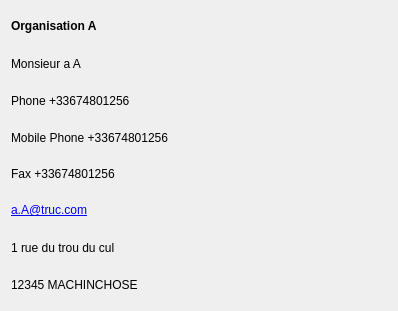
First picture: the form in src/widgets/customerdatawidget.ui, repository FACT-Team/FactDev, before the edit.
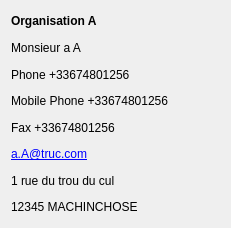
Second picture: the form after the edit. Icons and pictures are not drawn.

The edit to the form file:
```diff
--- a/src/widgets/customerdatawidget.ui
+++ b/src/widgets/customerdatawidget.ui
@@ -6,8 +6,8 @@
    <rect>
     <x>0</x>
     <y>0</y>
-    <width>398</width>
-    <height>311</height>
+    <width>231</width>
+    <height>228</height>
    </rect>
   </property>
   <property name="windowTitle">
```
